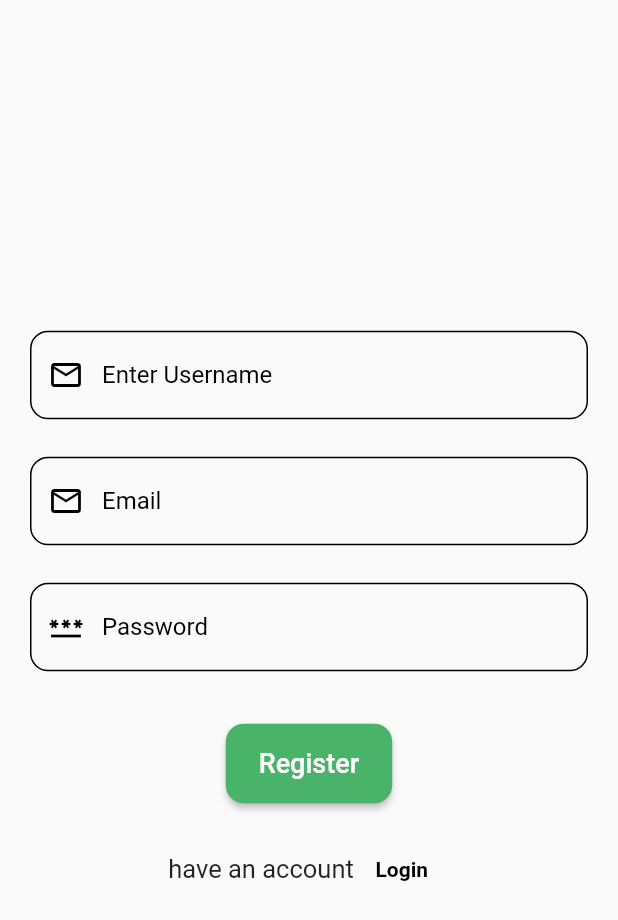
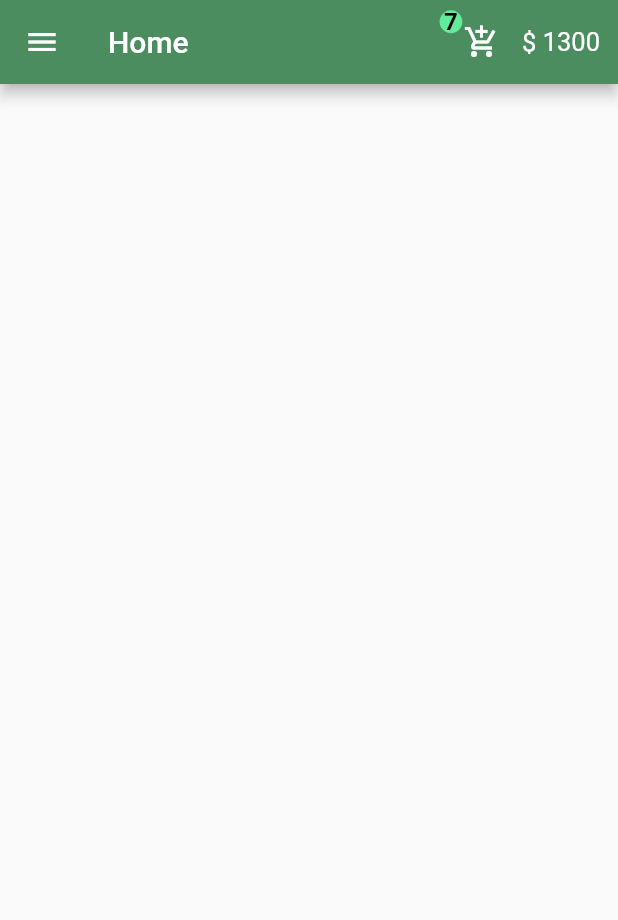
Before and after one commit to mohamedtahereg/Flowers-Shop, a Flutter app: the screen it shows after launch, on a phone screen of 412 x 824 dp. Shown: the top 920 px of the screen. Run offline on Flutter 3.47's test engine with Material 2 defaults, Android fonts, the phone set to English and light mode, and no system bars; our stand-ins replace get.

Commit message:
started homepage

```diff
--- a/lib/main.dart
+++ b/lib/main.dart
@@ -1,5 +1,6 @@
 import 'package:flutter/material.dart';
 import 'package:get/get.dart';
+import 'package:shop_app/view/screens/home.dart';
 import 'package:shop_app/view/screens/login.dart';
 import 'package:shop_app/view/screens/register.dart';
 
@@ -14,7 +15,7 @@ class MyApp extends StatelessWidget {
   Widget build(BuildContext context) {
     return const GetMaterialApp(
       title: 'Flutter Demo',
-      home: Register(),
+      home: HomePage(),
     );
   }
 }
--- /dev/null
+++ b/lib/view/screens/home.dart
@@ -0,0 +1,72 @@
+import 'package:flutter/material.dart';
+import 'package:shop_app/constants.dart';
+
+class HomePage extends StatelessWidget {
+  const HomePage({super.key});
+
+  @override
+  Widget build(BuildContext context) {
+    return Scaffold(
+      appBar: AppBar(
+        backgroundColor: appbarGreen,
+        title: const Text("Home"),
+        actions: [
+          Row(
+            children: [
+              Stack(clipBehavior: Clip.none, children: [
+                IconButton(
+                    onPressed: () {},
+                    padding: EdgeInsets.all(15),
+                    icon: const Icon(Icons.add_shopping_cart)),
+                Positioned(
+                  top: 1,
+                  left: -1,
+                  child: Container(
+                    alignment: Alignment.center,
+                    decoration: const BoxDecoration(
+                        color: Color.fromARGB(255, 99, 235, 156),
+                        shape: BoxShape.circle),
+                    child: Padding(
+                      padding: const EdgeInsets.all(3.0),
+                      child: Text(
+                        "7",
+                        style: TextStyle(
+                            fontSize: 16,
+                            color: Colors.black,
+                            fontWeight: FontWeight.w600),
+                      ),
+                    ),
+                  ),
+                ),
+              ]),
+              Padding(
+                padding: const EdgeInsets.only(right: 12),
+                child: Text(
+                  "\$ 1300",
+                  style: const TextStyle(fontSize: 17),
+                ),
+              ),
+            ],
+          ),
+        ],
+      ),
+      drawer: const Drawer(
+        // backgroundColor: appbarGreen,
+        width: 280,
+        child: Column(
+          children: [
+            UserAccountsDrawerHeader(
+              accountName: Text("Moahemd"),
+              accountEmail: Text("MohTaher@gmail.com"),
+              currentAccountPicture: CircleAvatar(
+                radius: 55,
+                backgroundImage: NetworkImage(
+                    "https://scontent.fcai19-1.fna.fbcdn.net/v/t39.30808-6/274165476_1969695713215018_4844269714640165981_n.jpg?_nc_cat=106&ccb=1-7&_nc_sid=09cbfe&_nc_ohc=2RQzwRt5cVkAX8X8jX6&_nc_ht=scontent.fcai19-1.fna&oh=00_AfAW8BdLpmdnysioFXErEDDp-zuY1Ye702JGg4Ib5Q7tcA&oe=6414152F"),
+              ),
+            ),
+          ],
+        ),
+      ),
+    );
+  }
+}
```
